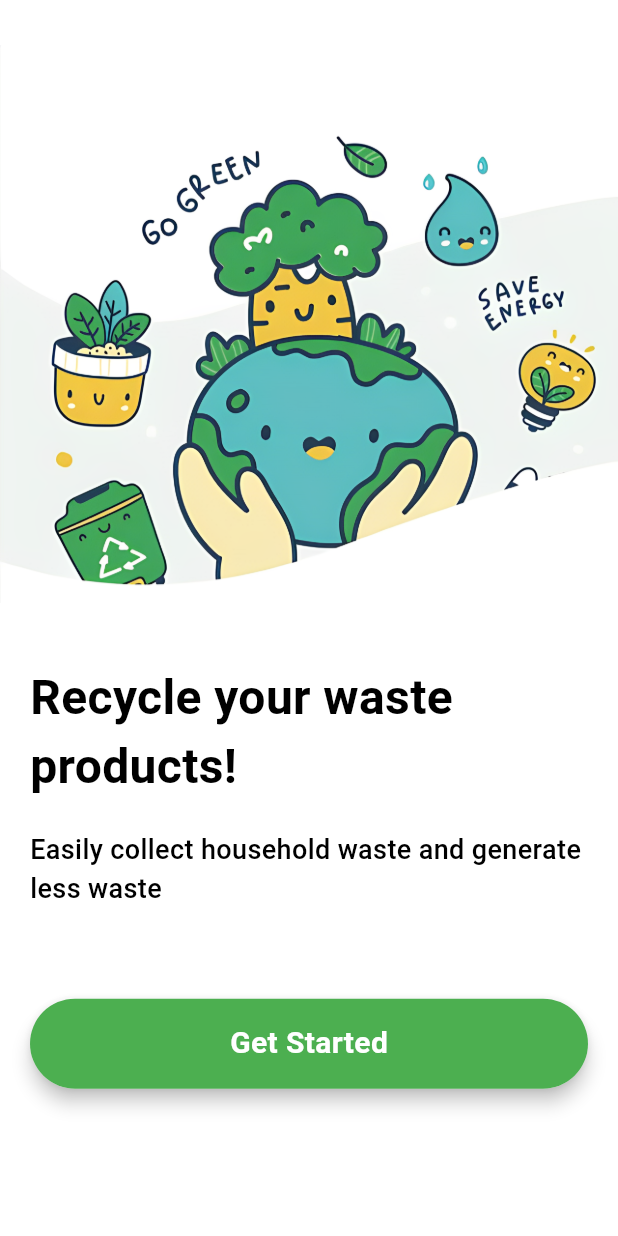
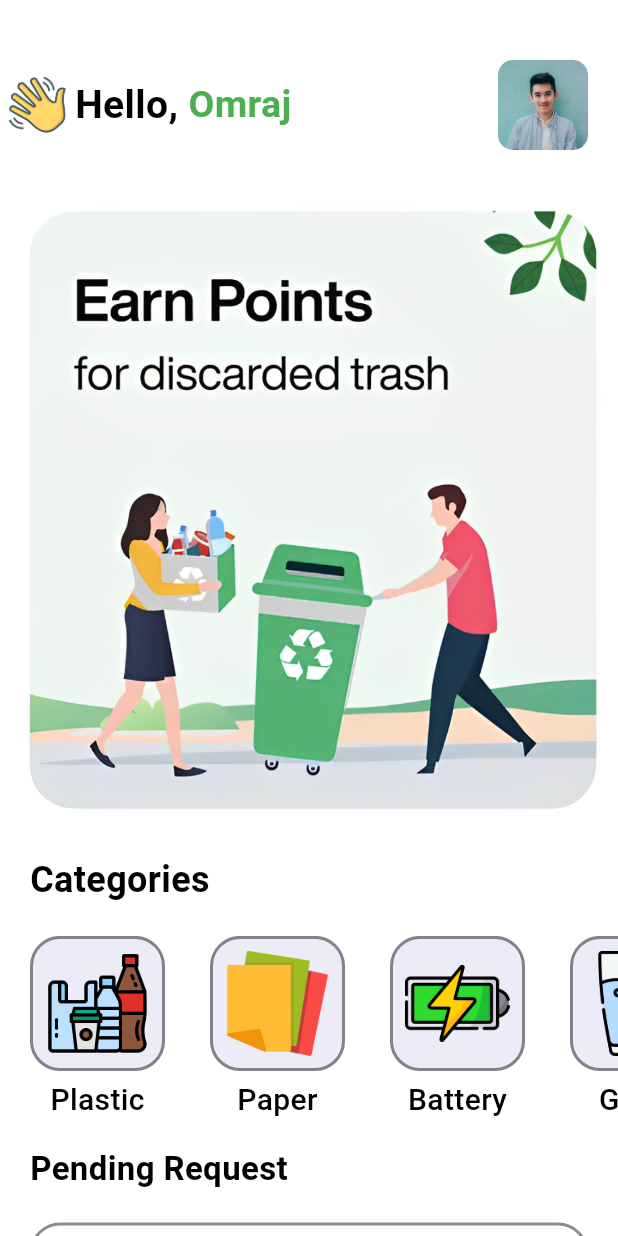
Before and after one commit to omrajkamat68/Recycle_App, a Flutter app: the screen it shows after launch, on a phone screen of 412 x 824 dp. Run offline on Flutter 3.47's test engine with Material 3 defaults, Android fonts, the phone set to English and light mode, and no system bars.

Commit message:
Homepage added

```diff
--- a/lib/main.dart
+++ b/lib/main.dart
@@ -1,4 +1,5 @@
 import 'package:flutter/material.dart';
+import 'package:recycle_app/pages/home.dart';
 import 'package:recycle_app/pages/onboarding.dart';
 
 void main() {
@@ -32,7 +33,7 @@ class MyApp extends StatelessWidget {
         // tested with just a hot reload.
         colorScheme: ColorScheme.fromSeed(seedColor: Colors.deepPurple),
       ),
-      home: Onboarding()
+      home: Home()
     );
   }
 }
--- /dev/null
+++ b/lib/pages/home.dart
@@ -0,0 +1,242 @@
+import 'package:flutter/material.dart';
+import 'package:recycle_app/services/widget_support.dart';
+
+class Home extends StatefulWidget {
+  const Home({super.key});
+
+  @override
+  State<Home> createState() => _HomeState();
+}
+
+class _HomeState extends State<Home> {
+  @override
+  Widget build(BuildContext context) {
+    return Scaffold(
+      backgroundColor: Colors.white,
+      body: SingleChildScrollView(
+        child: Container(
+          margin: EdgeInsets.only(top: 40.0),
+          child: Column(
+            crossAxisAlignment: CrossAxisAlignment.start,
+            children: [
+              Row(
+                children: [
+                  SizedBox(width: 5.0),
+                  Image.asset(
+                    "images/wave.png",
+                    height: 40,
+                    width: 40,
+                    fit: BoxFit.cover,
+                  ),
+                  Padding(
+                    padding: const EdgeInsets.only(left: 5.0),
+                    child: Text(
+                      "Hello, ",
+                      style: AppWidget.headlinetextstyle(26.0),
+                    ),
+                  ),
+                  Text("Omraj", style: AppWidget.greentextstyle(25.0)),
+                  Spacer(),
+                  Padding(
+                    padding: const EdgeInsets.only(right: 20.0),
+                    child: ClipRRect(
+                      borderRadius: BorderRadius.circular(10),
+                      child: Image.asset(
+                        "images/boy.jpg",
+                        height: 60,
+                        width: 60,
+                        fit: BoxFit.cover,
+                      ),
+                    ),
+                  ),
+                ],
+              ),
+              SizedBox(height: 30.0),
+              Center(
+                child: Padding(
+                  padding: const EdgeInsets.only(left: 10.0),
+                  child: Image.asset("images/home.png"),
+                ),
+              ),
+              SizedBox(height: 20.0),
+              Padding(
+                padding: const EdgeInsets.only(left: 20.0),
+                child: Text(
+                  "Categories",
+                  style: AppWidget.headlinetextstyle(24.0),
+                ),
+              ),
+              SizedBox(height: 20.0),
+              Container(
+                padding: EdgeInsets.only(left: 20.0),
+                height: 130,
+                child: ListView(
+                  scrollDirection: Axis.horizontal,
+                  children: [
+                    Column(
+                      children: [
+                        Container(
+                          padding: EdgeInsets.all(8),
+                          decoration: BoxDecoration(
+                            color: Color(0xFFececf8),
+                            borderRadius: BorderRadius.circular(20),
+                            border: Border.all(
+                              color: Colors.black45,
+                              width: 2.0,
+                            ),
+                          ),
+                          child: Image.asset(
+                            "images/plastic.png",
+                            height: 70,
+                            width: 70,
+                            fit: BoxFit.cover,
+                          ),
+                        ),
+                        SizedBox(height: 5.0),
+                        Text("Plastic", style: AppWidget.normaltextstyle(20.0)),
+                      ],
+                    ),
+
+                    SizedBox(width: 30.0),
+
+                    Column(
+                      children: [
+                        Container(
+                          padding: EdgeInsets.all(8),
+                          decoration: BoxDecoration(
+                            color: Color(0xFFececf8),
+                            borderRadius: BorderRadius.circular(20),
+                            border: Border.all(
+                              color: Colors.black45,
+                              width: 2.0,
+                            ),
+                          ),
+                          child: Image.asset(
+                            "images/paper.png",
+                            height: 70,
+                            width: 70,
+                            fit: BoxFit.cover,
+                          ),
+                        ),
+                        SizedBox(height: 5.0),
+                        Text("Paper", style: AppWidget.normaltextstyle(20.0)),
+                      ],
+                    ),
+
+                    SizedBox(width: 30.0),
+
+                    Column(
+                      children: [
+                        Container(
+                          padding: EdgeInsets.all(8),
+                          decoration: BoxDecoration(
+                            color: Color(0xFFececf8),
+                            borderRadius: BorderRadius.circular(20),
+                            border: Border.all(
+                              color: Colors.black45,
+                              width: 2.0,
+                            ),
+                          ),
+                          child: Image.asset(
+                            "images/battery.png",
+                            height: 70,
+                            width: 70,
+                            fit: BoxFit.cover,
+                          ),
+                        ),
+                        SizedBox(height: 5.0),
+                        Text("Battery", style: AppWidget.normaltextstyle(20.0)),
+                      ],
+                    ),
+
+                    SizedBox(width: 30.0),
+
+                    Column(
+                      children: [
+                        Container(
+                          padding: EdgeInsets.all(8),
+                          decoration: BoxDecoration(
+                            color: Color(0xFFececf8),
+                            borderRadius: BorderRadius.circular(20),
+                            border: Border.all(
+                              color: Colors.black45,
+                              width: 2.0,
+                            ),
+                          ),
+                          child: Image.asset(
+                            "images/glass.png",
+                            height: 70,
+                            width: 70,
+                            fit: BoxFit.cover,
+                          ),
+                        ),
+                        SizedBox(height: 5.0),
+                        Text("Glass", style: AppWidget.normaltextstyle(20.0)),
+                      ],
+                    ),
+                  ],
+                ),
+              ),
+              SizedBox(height: 10.0),
+              Padding(
+                padding: const EdgeInsets.only(left: 20.0),
+                child: Text(
+                  "Pending Request",
+                  style: AppWidget.headlinetextstyle(22.0),
+                ),
+              ),
+              SizedBox(height: 20.0),
+              Container(
+                margin: EdgeInsets.only(left: 20.0, right: 20.0),
+                width: MediaQuery.of(context).size.width,
+                decoration: BoxDecoration(
+                  color: Colors.white,
+                  border: Border.all(color: Colors.black45, width: 2.0),
+                  borderRadius: BorderRadius.circular(20),
+                ),
+                child: Column(
+                  children: [
+                    SizedBox(height: 10.0),
+                    Row(
+                      mainAxisAlignment: MainAxisAlignment.center,
+                      children: [
+                        Icon(
+                          Icons.location_on,
+                          color: Colors.green,
+                          size: 30.0,
+                        ),
+                        SizedBox(width: 10.0),
+                        Text(
+                          "Main market, delhi",
+                          style: AppWidget.normaltextstyle(20.0),
+                        ),
+                      ],
+                    ),
+                    Divider(),
+                    Image.asset(
+                      "images/chips.png",
+                      height: 150,
+                      width: 150,
+                      fit: BoxFit.cover,
+                    ),
+                    SizedBox(height: 10.0),
+                    Row(
+                      mainAxisAlignment: MainAxisAlignment.center,
+                      children: [
+                        Icon(Icons.layers, color: Colors.green, size: 30.0),
+                        SizedBox(width: 10.0),
+                        Text("3", style: AppWidget.normaltextstyle(24.0)),
+                      ],
+                    ),
+                    SizedBox(height: 10.0),
+                  ],
+                ),
+              ),
+              SizedBox(height: 30.0),
+            ],
+          ),
+        ),
+      ),
+    );
+  }
+}
--- a/lib/services/widget_support.dart
+++ b/lib/services/widget_support.dart
@@ -24,4 +24,12 @@ class AppWidget {
       fontWeight: FontWeight.bold,
     );
   }
+
+  static TextStyle greentextstyle(double size) {
+    return TextStyle(
+      color: Colors.green,
+      fontSize: size,
+      fontWeight: FontWeight.bold,
+    );
+  }
 }
```
